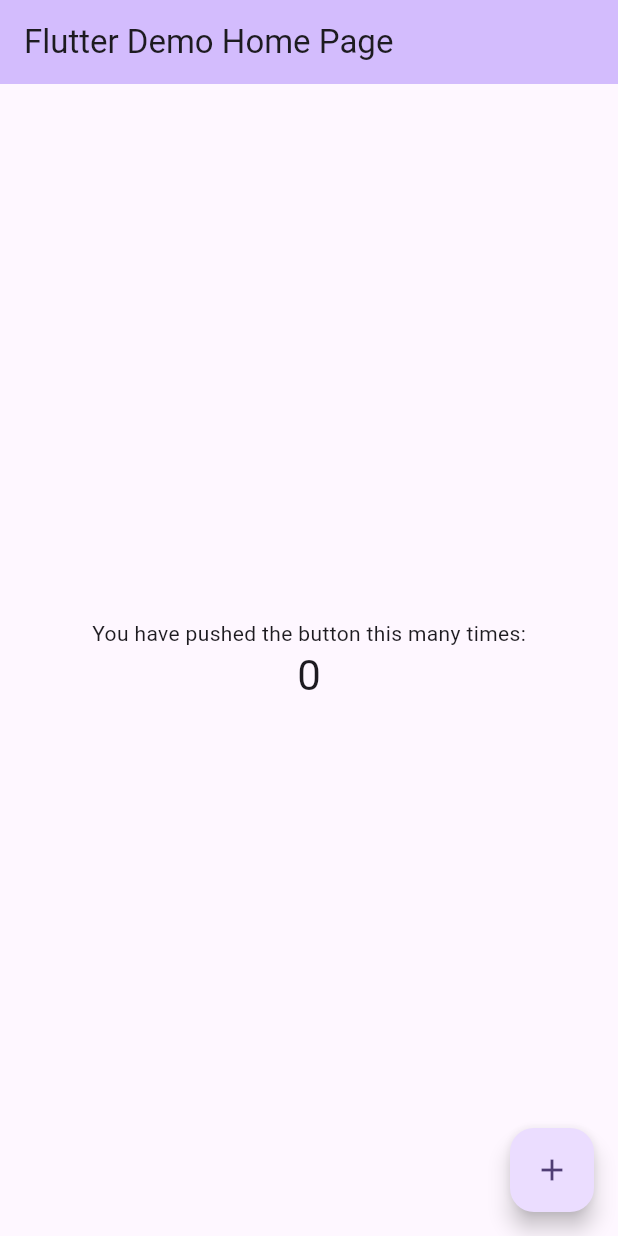
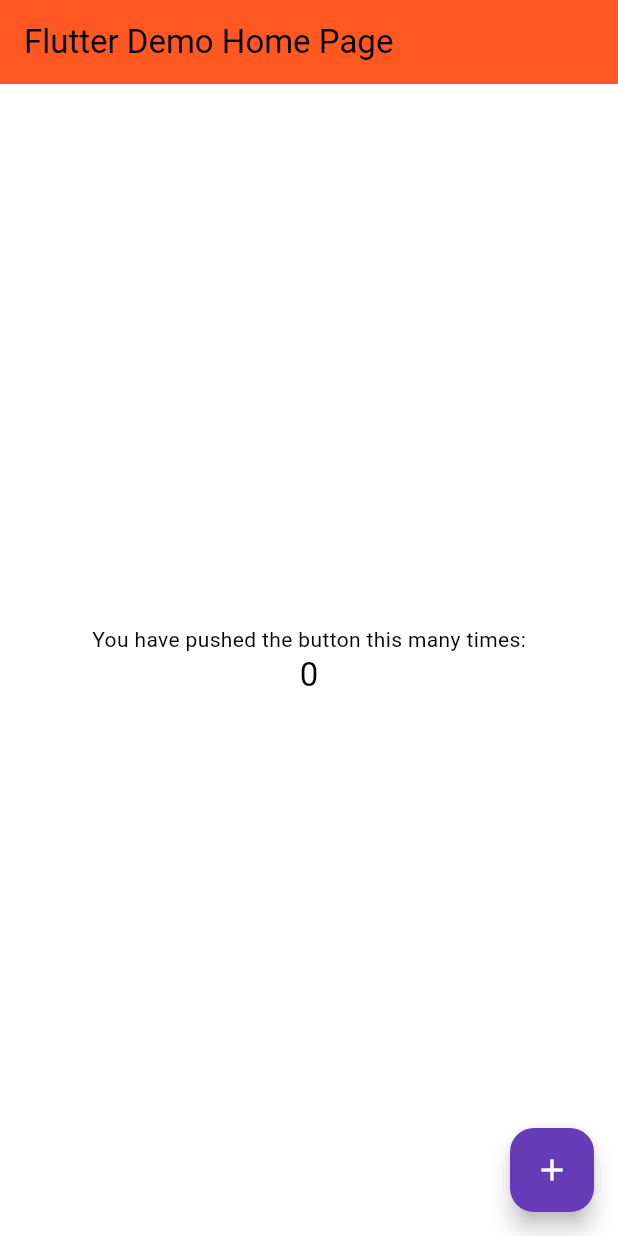
Before and after one commit to SasiHettiarachchi/MAD-group-project, a Flutter app: the screen it shows after launch, on a phone screen of 412 x 824 dp. Run offline on Flutter 3.47's test engine with Material 3 defaults, Android fonts, the phone set to English and light mode, and no system bars.

Commit message:
Update main.dart

```diff
--- a/lib/main.dart
+++ b/lib/main.dart
@@ -1,20 +1,23 @@
 import 'package:flutter/material.dart';
+import 'material.dart';
 
 void main() {
   runApp(const MyApp());
 }
 
 class MyApp extends StatelessWidget {
-  const MyApp({super.key});
+  const MyApp();
 
-  // This widget is the root of your application.
   @override
   Widget build(BuildContext context) {
     return MaterialApp(
       title: 'Flutter Demo',
       theme: ThemeData(
-        colorScheme: ColorScheme.fromSeed(seedColor: Colors.deepPurple),
-        useMaterial3: true,
+        colorScheme: ColorScheme.fromSwatch(
+          primarySwatch: Colors.deepPurple,
+        ).copyWith(secondary: Colors.deepOrange),
+        // For Material3, useMaterial3 should be false or removed
+        // useMaterial3: false,
       ),
       home: const MyHomePage(title: 'Flutter Demo Home Page'),
     );
@@ -22,16 +25,7 @@ class MyApp extends StatelessWidget {
 }
 
 class MyHomePage extends StatefulWidget {
-  const MyHomePage({super.key, required this.title});
-
-  // This widget is the home page of your application. It is stateful, meaning
-  // that it has a State object (defined below) that contains fields that affect
-
-
-  // This class is the configuration for the state. It holds the values (in this
-  // case the title) provided by the parent (in this case the App widget) and
-  // used by the build method of the State. Fields in a Widget subclass are
-  // always marked "final".
+  const MyHomePage({Key? key, required this.title}) : super(key: key);
 
   final String title;
 
@@ -44,50 +38,19 @@ class _MyHomePageState extends State<MyHomePage> {
 
   void _incrementCounter() {
     setState(() {
-      // This call to setState tells the Flutter framework that something has
-      // changed in this State, which causes it to rerun the build method below
-      // so that the display can reflect the updated values. If we changed
-      // _counter without calling setState(), then the build method would not be
-      // called again, and so nothing would appear to happen.
       _counter++;
     });
   }
 
   @override
   Widget build(BuildContext context) {
-    // This method is rerun every time setState is called, for instance as done
-    // by the _incrementCounter method above.
-    //
-    // The Flutter framework has been optimized to make rerunning build methods
-    // fast, so that you can just rebuild anything that needs updating rather
-    // than having to individually change instances of widgets.
     return Scaffold(
       appBar: AppBar(
-        // TRY THIS: Try changing the color here to a specific color (to
-        // Colors.amber, perhaps?) and trigger a hot reload to see the AppBar
-        // change color while the other colors stay the same.
-        backgroundColor: Theme.of(context).colorScheme.inversePrimary,
-        // Here we take the value from the MyHomePage object that was created by
-        // the App.build method, and use it to set our appbar title.
+        backgroundColor: Theme.of(context).colorScheme.secondary,
         title: Text(widget.title),
       ),
       body: Center(
-        // Center is a layout widget. It takes a single child and positions it
-        // in the middle of the parent.
         child: Column(
-          // Column is also a layout widget. It takes a list of children and
-          // arranges them vertically. By default, it sizes itself to fit its
-          // children horizontally, and tries to be as tall as its parent.
-          //
-          // Column has various properties to control how it sizes itself and
-          // how it positions its children. Here we use mainAxisAlignment to
-          // center the children vertically; the main axis here is the vertical
-          // axis because Columns are vertical (the cross axis would be
-          // horizontal).
-          //
-          // TRY THIS: Invoke "debug painting" (choose the "Toggle Debug Paint"
-          // action in the IDE, or press "p" in the console), to see the
-          // wireframe for each widget.
           mainAxisAlignment: MainAxisAlignment.center,
           children: <Widget>[
             const Text(
@@ -95,7 +58,7 @@ class _MyHomePageState extends State<MyHomePage> {
             ),
             Text(
               '$_counter',
-              style: Theme.of(context).textTheme.headlineMedium,
+              style: Theme.of(context).textTheme.headline6,
             ),
           ],
         ),
@@ -104,7 +67,7 @@ class _MyHomePageState extends State<MyHomePage> {
         onPressed: _incrementCounter,
         tooltip: 'Increment',
         child: const Icon(Icons.add),
-      ), // This trailing comma makes auto-formatting nicer for build methods.
+      ),
     );
   }
 }
```
